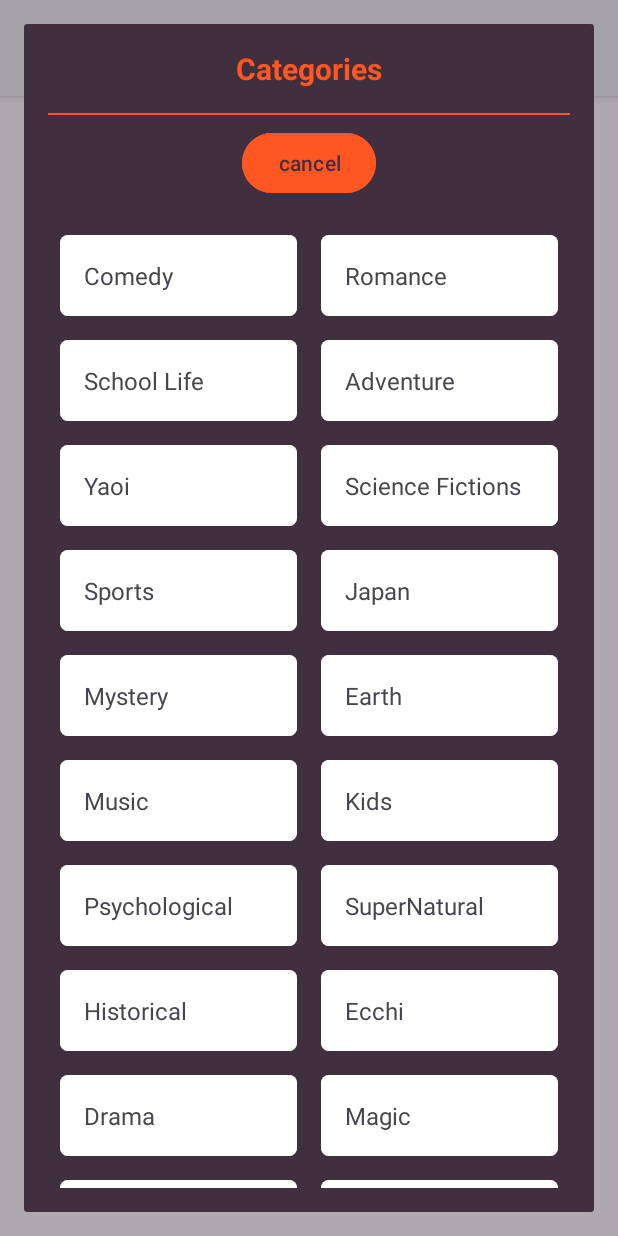
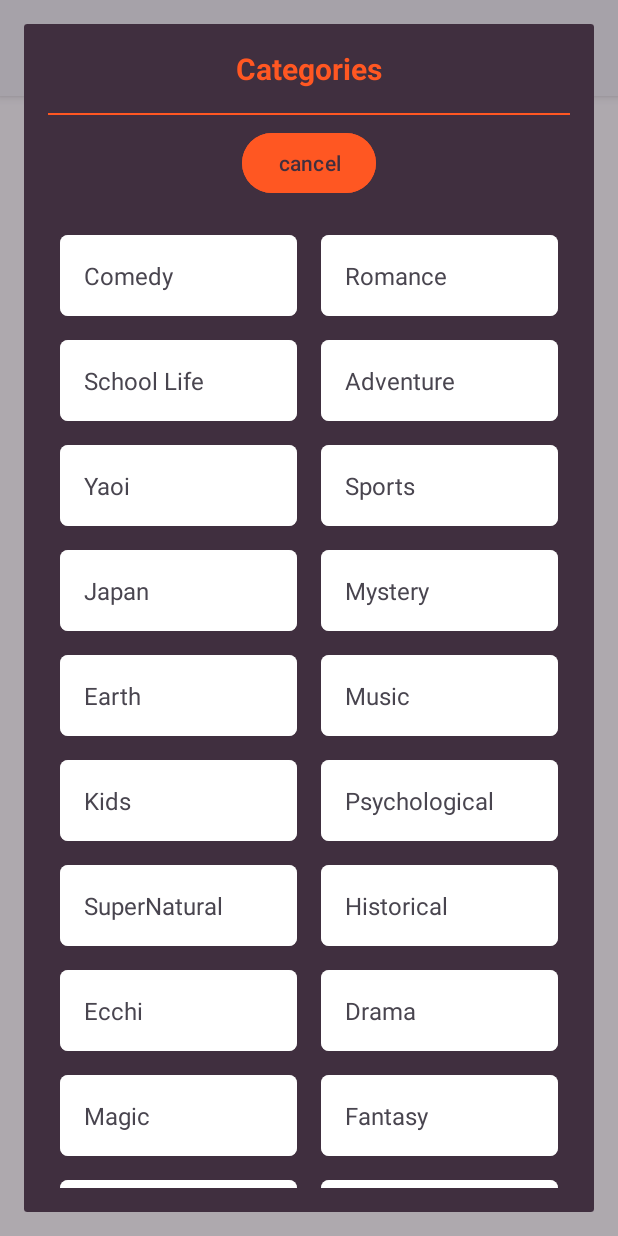
Before and after one commit to erlankanyb21/Kitsu, an Android app: the fragment AnimeDialogFragment shown on its own in the app's theme, on a phone screen of 412 x 824 dp. Run offline under Robolectric (Android 15) with nearby library versions, the phone set to English and light mode, and no system bars.

Commit message:
filter fixed

```diff
--- a/app/src/main/java/com/example/kitsu/presentation/fragments/signIn/SignInFragment.kt
+++ b/app/src/main/java/com/example/kitsu/presentation/fragments/signIn/SignInFragment.kt
@@ -29,7 +29,6 @@ class SignInFragment : BaseFragment<SignInViewModel,FragmentSignInBinding>(R.lay
     private fun clickSignIn() {
         binding.btnEnter.setOnClickListener {
             viewModel.signIn(SignUI(
-                grant_type = "password",
                 username = binding.usernameEd.text.toString(),
                 password = binding.passwordEd.text.toString()
             ))
--- a/app/src/main/java/com/example/kitsu/presentation/models/auth/SignUI.kt
+++ b/app/src/main/java/com/example/kitsu/presentation/models/auth/SignUI.kt
@@ -4,7 +4,7 @@ import com.example.domain.models.auth.SignModel
 import com.example.domain.models.auth.SignResponseModel
 
 data class SignUI(
-    val grant_type: String? = "",
+    val grant_type: String? = "password",
     val password: String? = "",
     val username: String? = ""
 )
--- a/app/src/main/res/values/strings.xml
+++ b/app/src/main/res/values/strings.xml
@@ -14,7 +14,6 @@
         <item>School Life</item>
         <item>Adventure</item>
         <item>Yaoi</item>
-        <item>Science Fictions</item>
         <item>Sports</item>
         <item>Japan</item>
         <item>Mystery</item>
@@ -32,7 +31,6 @@
         <item>Super Power</item>
         <item>Shounen</item>
         <item>Slice of Life</item>
-        <item>Tragedy</item>
         <item>Violence</item>
         <item>Thriller</item>
         <item>Horror</item>
--- a/data/src/main/java/com/example/data/network/models/auth/SignDto.kt
+++ b/data/src/main/java/com/example/data/network/models/auth/SignDto.kt
@@ -6,7 +6,7 @@ import com.example.domain.models.auth.SignResponseModel
 import com.google.gson.annotations.SerializedName
 
 data class SignDto(
-    val grant_type: String? = "",
+    val grant_type: String? = "password",
     val password: String? = "",
     val username: String? = ""
 )
--- a/domain/src/main/java/com/example/domain/models/auth/SignModel.kt
+++ b/domain/src/main/java/com/example/domain/models/auth/SignModel.kt
@@ -1,7 +1,7 @@
 package com.example.domain.models.auth
 
 data class SignModel(
-    val grant_type: String? = "",
+    val grant_type: String? = "password",
     val password: String? = "",
     val username: String? = ""
 )
```
